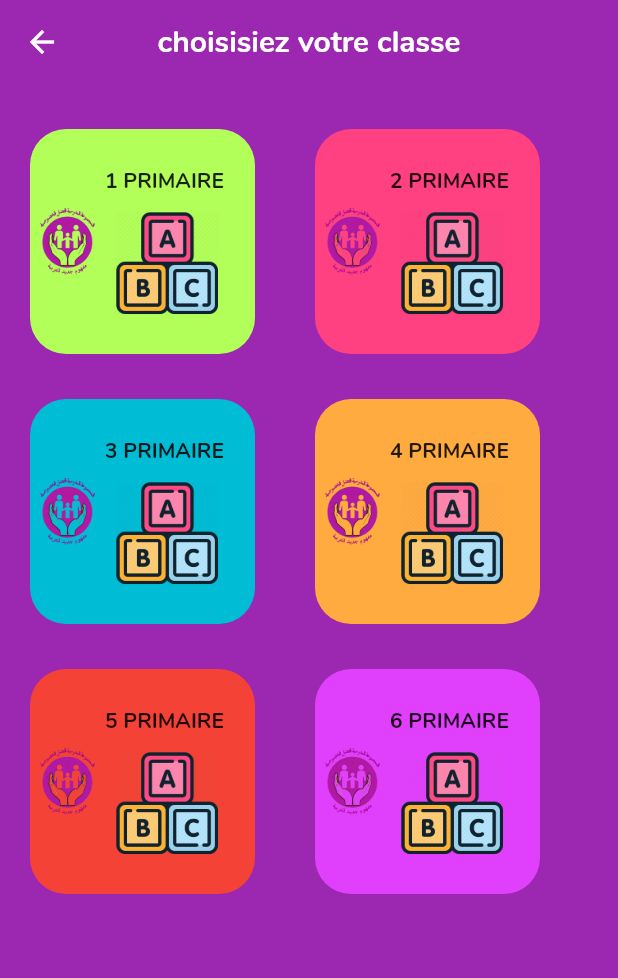
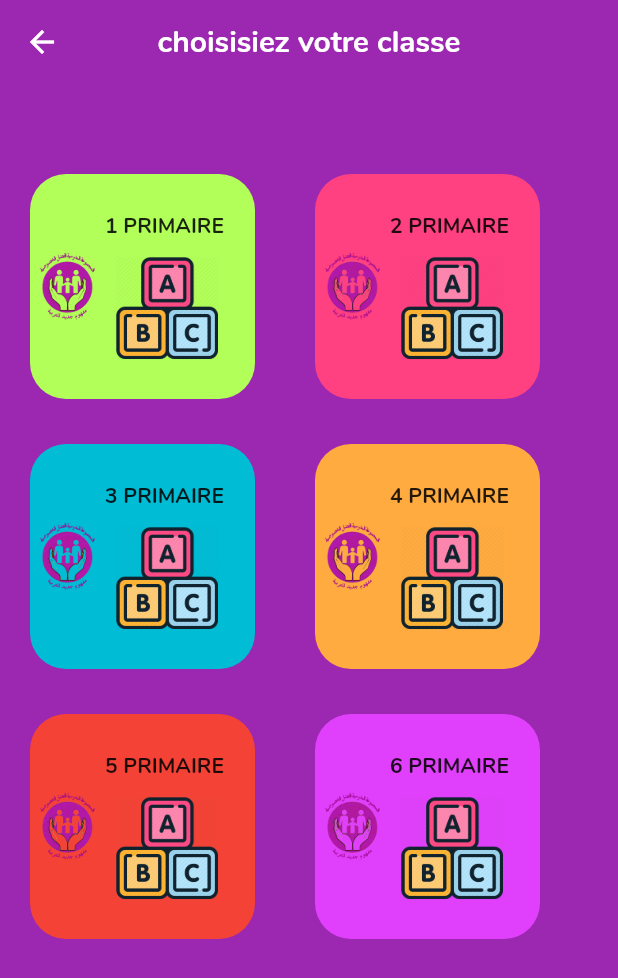
Before and after one commit to hamadachtibat/bestproject, a Flutter app: the homepage screen opened directly, after a tap on "PRAIMAIRE", on a phone screen of 412 x 824 dp. Shown: the top 978 px of the screen. Run offline on Flutter 3.47's test engine with Material 2 defaults, Android fonts, the phone set to English and light mode, and no system bars; our stand-ins replace carousel_pro, cloud_firestore, curved_navigation_bar, file_picker, firebase_auth, firebase_storage and 2 more; missing offline and left inert: flutter_plugin_pdf_viewer; accounts and stored records are empty.

Commit message:
update 2

```diff
--- a/lib/pages/home.dart
+++ b/lib/pages/home.dart
@@ -34,7 +34,7 @@ class _homepageState extends State<homepage> {
 
         child: Column(
           children: <Widget>[
-            SizedBox(height:5 ),
+            SizedBox(height:30),
              Center(
               child: Stack(
                   children: <Widget>[
--- a/lib/pages/primaire.dart
+++ b/lib/pages/primaire.dart
@@ -30,6 +30,7 @@ class _primairelistState extends State<primairelist> {
                     mainAxisAlignment: MainAxisAlignment.center,
                    crossAxisAlignment: CrossAxisAlignment.center,
                    children: <Widget>[
+                     SizedBox(height: 30,),
                     Row(
                           children: <Widget>[
                             GestureDetector(
--- a/lib/primairelesson/primaire1classe.dart
+++ b/lib/primairelesson/primaire1classe.dart
@@ -248,7 +248,7 @@ class _pri1cState extends State<pri1c> {
                                        child: Container(
                                          margin: EdgeInsets.only(left: 20,top: 10 ),
                                          height: 200,
-                                         width: 170,
+                                         width: 140,
                                          decoration: BoxDecoration(
                                            borderRadius: BorderRadius.circular(24),
                                            gradient: LinearGradient(
@@ -272,7 +272,7 @@ class _pri1cState extends State<pri1c> {
                                      Container(
                                        margin: EdgeInsets.only(left:20,top: 10),
                                        height: 200,
-                                       width: 170,
+                                       width: 140,
                                        decoration: BoxDecoration(
                                          borderRadius: BorderRadius.circular(24),
                                          gradient: LinearGradient(
```
